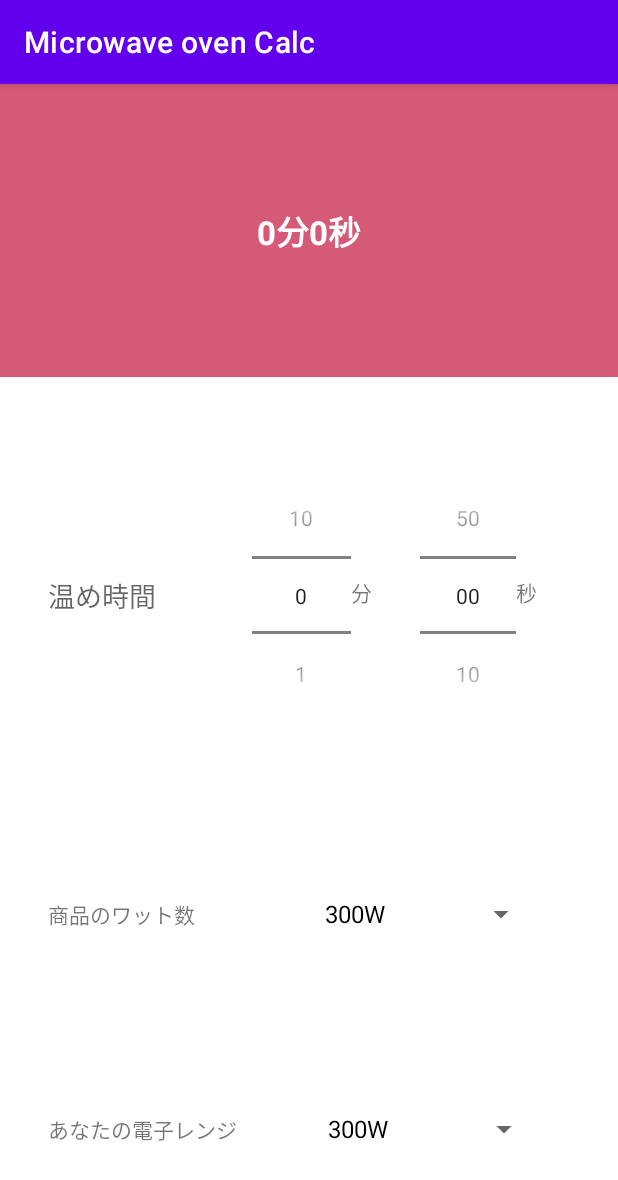
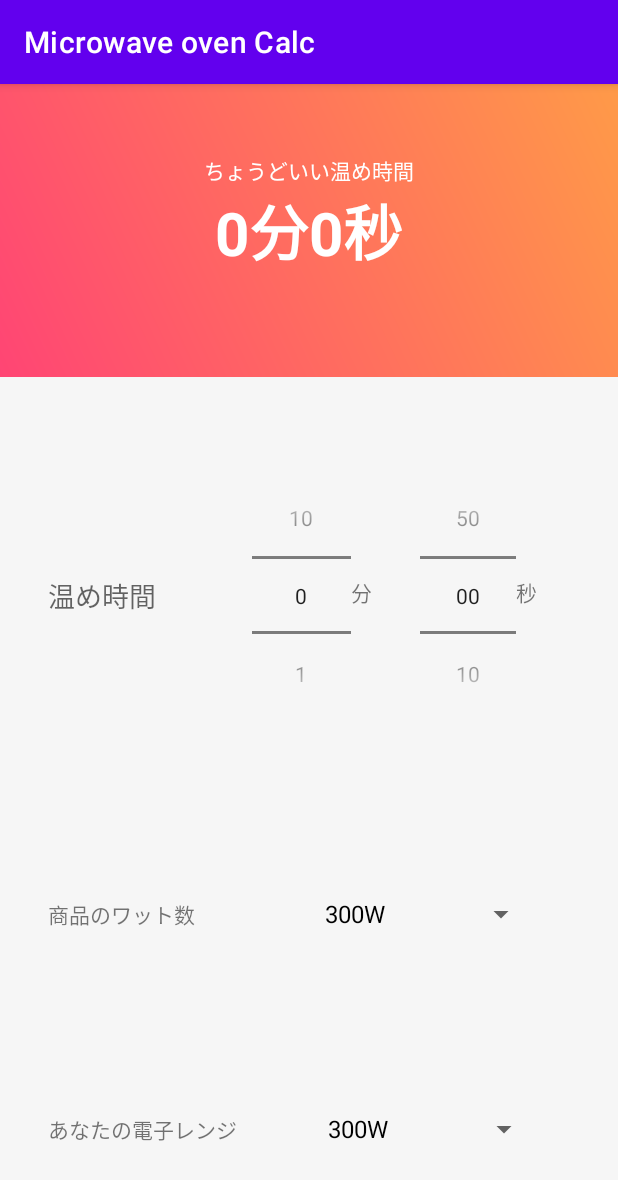
Before and after one commit to taratara10/OrvenTimer, an Android app: the screen it shows after launch (MainActivity), on a phone screen of 412 x 824 dp. Shown: the top 1180 px of the screen. Run offline under Robolectric (Android 15) with nearby library versions, the phone set to English and light mode, and no system bars.

Commit message:
fix layout

```diff
--- /dev/null
+++ b/app/src/main/res/drawable/gradation.xml
@@ -0,0 +1,10 @@
+<?xml version="1.0" encoding="utf-8"?>
+
+<shape xmlns:android="http://schemas.android.com/apk/res/android"
+    android:shape="rectangle">
+
+<gradient
+    android:startColor="#FF4574"
+    android:endColor="#FF9A48"
+    android:angle="45"/>
+</shape>
--- a/app/src/main/res/layout/activity_main.xml
+++ b/app/src/main/res/layout/activity_main.xml
@@ -11,22 +11,36 @@
         android:id="@+id/resultLayer"
         android:layout_width="match_parent"
         android:layout_height="195dp"
-        android:background="#D45A78">
+        android:background="@drawable/gradation">
 
         <TextView
             android:id="@+id/result"
-            android:layout_width="131dp"
-            android:layout_height="77dp"
+            android:layout_width="wrap_content"
+            android:layout_height="wrap_content"
+            android:gravity="center"
             android:text="TextView"
+
             android:textAppearance="@style/TextAppearance.AppCompat.Large"
             android:textColor="@android:color/white"
+            android:textSize="40sp"
             android:textStyle="bold"
-            android:gravity="center"
             app:layout_constraintBottom_toBottomOf="parent"
             app:layout_constraintEnd_toEndOf="parent"
             app:layout_constraintStart_toStartOf="parent"
             app:layout_constraintTop_toTopOf="parent"
             tools:text="00:00" />
+
+        <TextView
+            android:id="@+id/textView"
+            android:layout_width="wrap_content"
+            android:layout_height="wrap_content"
+            android:text="ちょうどいい温め時間"
+            android:textColor="@android:color/white"
+            app:layout_constraintBottom_toTopOf="@+id/result"
+            app:layout_constraintEnd_toEndOf="@+id/result"
+            app:layout_constraintStart_toStartOf="@+id/result"
+            app:layout_constraintTop_toTopOf="parent"
+            app:layout_constraintVertical_bias="1.0" />
 
     </androidx.constraintlayout.widget.ConstraintLayout>
 
@@ -35,6 +49,7 @@
         android:id="@+id/mainLayer"
         android:layout_width="match_parent"
         android:layout_height="match_parent"
+        android:background="#43DBDBDB"
         app:layout_constraintEnd_toEndOf="parent"
         app:layout_constraintStart_toStartOf="parent">
 
```
